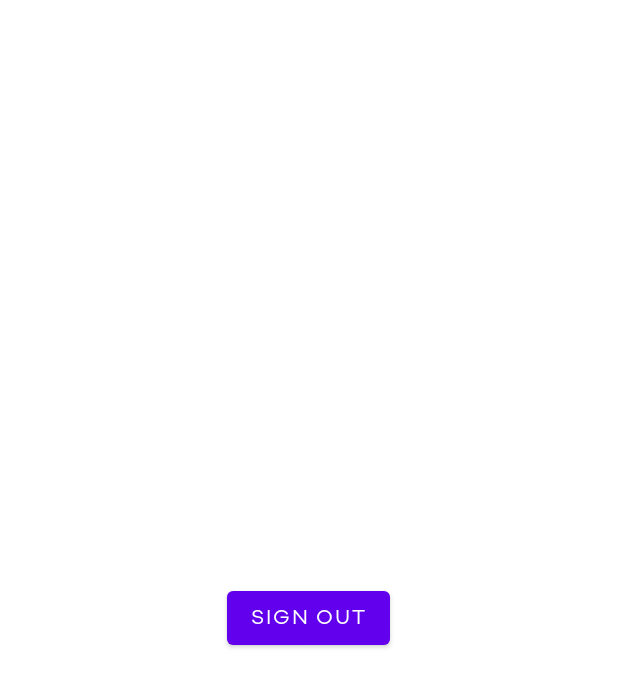
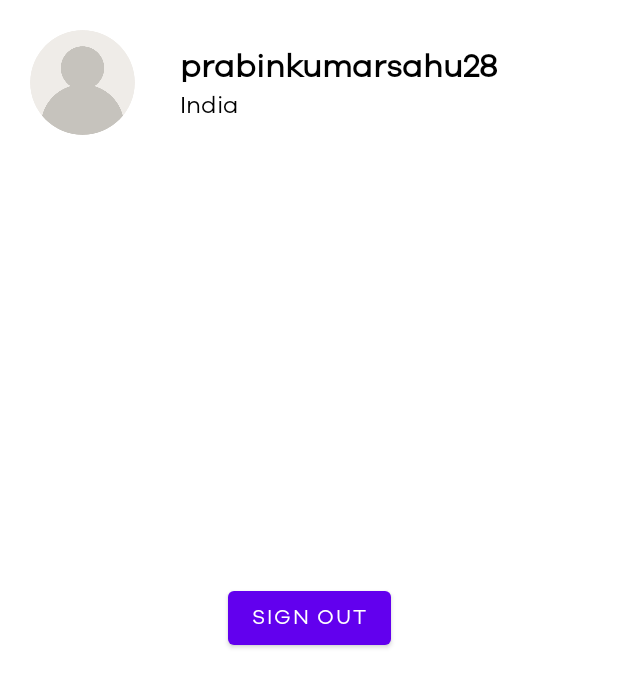
Before and after one commit to prabinkumarsahu28/MyFitnessGoal, an Android app: the layout fragment_me.xml on its own in the app's theme, with its tools: preview values and no code run, on a phone screen of 412 x 824 dp. Shown: the top 687 px of the screen. Run offline under Robolectric (Android 15) with nearby library versions, the phone set to English and light mode, and no system bars.

Commit message:
random update

```diff
--- a/MyFitnessGoal/app/build.gradle
+++ b/MyFitnessGoal/app/build.gradle
@@ -79,4 +79,7 @@ dependencies {
 
     // Lottie ("https://github.com/airbnb/lottie-android")
     implementation "com.airbnb.android:lottie:3.7.0"
+
+    // CircleImageView("https://github.com/hdodenhof/CircleImageView")
+    implementation 'de.hdodenhof:circleimageview:3.1.0'
 }
--- a/MyFitnessGoal/app/src/main/res/layout/fragment_me.xml
+++ b/MyFitnessGoal/app/src/main/res/layout/fragment_me.xml
@@ -1,16 +1,50 @@
 <?xml version="1.0" encoding="utf-8"?>
-<LinearLayout xmlns:android="http://schemas.android.com/apk/res/android"
+<androidx.constraintlayout.widget.ConstraintLayout xmlns:android="http://schemas.android.com/apk/res/android"
+    xmlns:app="http://schemas.android.com/apk/res-auto"
     xmlns:tools="http://schemas.android.com/tools"
     android:layout_width="match_parent"
     android:layout_height="match_parent"
-    android:gravity="center"
-    android:orientation="vertical"
     tools:context=".fragments.MeFragment">
+
+    <de.hdodenhof.circleimageview.CircleImageView xmlns:app="http://schemas.android.com/apk/res-auto"
+        android:id="@+id/profile_image"
+        android:layout_width="@dimen/dp_70"
+        android:layout_height="@dimen/dp_70"
+        android:layout_margin="@dimen/dp_20"
+        android:src="@drawable/user"
+        app:layout_constraintStart_toStartOf="parent"
+        app:layout_constraintTop_toTopOf="parent" />
+
+    <TextView
+        android:id="@+id/tvUidUser"
+        android:layout_width="wrap_content"
+        android:layout_height="wrap_content"
+        android:layout_marginStart="@dimen/dp_30"
+        android:layout_marginTop="@dimen/dp_10"
+        android:text="prabinkumarsahu28"
+        android:textColor="@color/black"
+        android:textSize="@dimen/sp_21"
+        android:textStyle="bold"
+        app:layout_constraintStart_toEndOf="@id/profile_image"
+        app:layout_constraintTop_toTopOf="@id/profile_image" />
+
+    <TextView
+        android:layout_width="wrap_content"
+        android:layout_height="wrap_content"
+        android:text="India"
+        android:textColor="@color/black"
+        android:textSize="@dimen/sp_16"
+        app:layout_constraintStart_toStartOf="@id/tvUidUser"
+        app:layout_constraintTop_toBottomOf="@id/tvUidUser" />
 
     <Button
         android:id="@+id/btnSignOut"
         android:layout_width="wrap_content"
         android:layout_height="wrap_content"
-        android:text="Sign Out" />
+        android:text="sign out"
+        app:layout_constraintBottom_toBottomOf="parent"
+        app:layout_constraintEnd_toEndOf="parent"
+        app:layout_constraintStart_toStartOf="parent"
+        app:layout_constraintTop_toTopOf="parent" />
 
-</LinearLayout>
+</androidx.constraintlayout.widget.ConstraintLayout>
```
Also changed, not shown: MyFitnessGoal/app/src/main/res/drawable/user.png (added).
